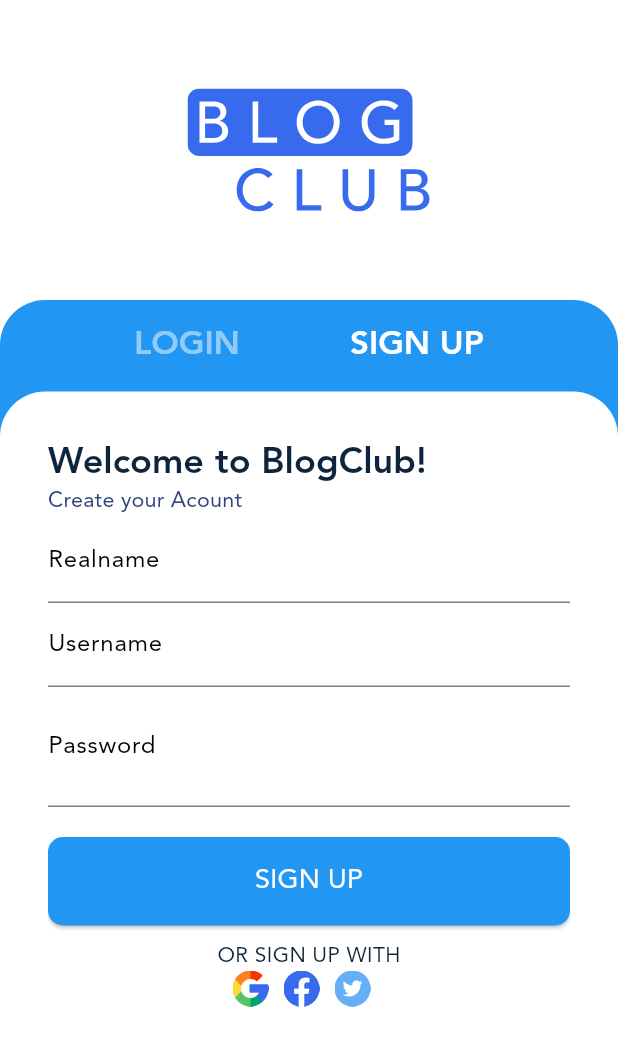
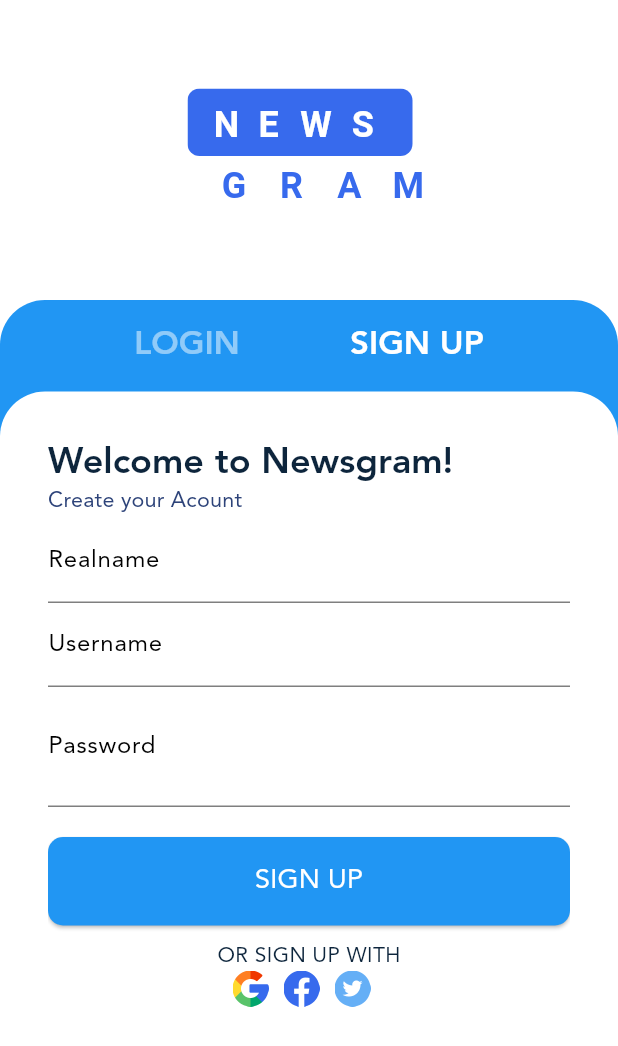
Before and after one commit to mparsa08/Newsgram, a Flutter app: the AuthScreen screen opened directly, after a tap on "SIGN UP", on a phone screen of 412 x 824 dp. Shown: the top 1046 px of the screen. Run offline on Flutter 3.47's test engine with Material 2 defaults, Android fonts, the phone set to English and light mode, and no system bars; our stand-ins replace carousel_slider, dotted_border, flutter_svg, get, smooth_page_indicator.

```diff
--- a/lib/data.dart
+++ b/lib/data.dart
@@ -145,15 +145,15 @@ class AppDatabase {
 
   static List<OnBoardingItem> get onBoardingItem {
     return [
-      OnBoardingItem("Welcome to BlogClub: Your Tech, News, and Chat Hub",
-          "Step into the vibrant realm of BlogClub! Immerse yourself in the latest technology updates, breaking news stories, and engaging conversations. Connect with fellow enthusiasts, share insights, and stay informed while enjoying seamless chatting. Your all-in-one destination for tech, news, and connection."),
-      OnBoardingItem("BlogClub Unleashed: Explore, Engage, Evolve",
-          "Unleash the power of knowledge with BlogClub! Embark on a journey through the world of technology and news. Stay updated with cutting-edge trends, stay informed with breaking news, and participate in dynamic discussions. Join us to elevate your tech, news, and chatting experience."),
-      OnBoardingItem("Join the BlogClub Revolution: Tech, News, Chat",
-          "Revolutionize your tech, news, and chatting experience with BlogClub! Dive into a space where technology meets news and meaningful conversations. Discover the latest innovations, catch up on global events, and connect with a community of like-minded individuals. The BlogClub revolution starts here."),
+      OnBoardingItem("Welcome to Newsgram: Your Tech, News, and Chat Hub",
+          "Step into the vibrant realm of Newsgram! Immerse yourself in the latest technology updates, breaking news stories, and engaging conversations. Connect with fellow enthusiasts, share insights, and stay informed while enjoying seamless chatting. Your all-in-one destination for tech, news, and connection."),
+      OnBoardingItem("Newsgram Unleashed: Explore, Engage, Evolve",
+          "Unleash the power of knowledge with Newsgram! Embark on a journey through the world of technology and news. Stay updated with cutting-edge trends, stay informed with breaking news, and participate in dynamic discussions. Join us to elevate your tech, news, and chatting experience."),
+      OnBoardingItem("Join the Newsgram Revolution: Tech, News, Chat",
+          "Revolutionize your tech, news, and chatting experience with Newsgram! Dive into a space where technology meets news and meaningful conversations. Discover the latest innovations, catch up on global events, and connect with a community of like-minded individuals. The Newsgram revolution starts here."),
       OnBoardingItem(
-          "BlogClub Connect: Where Tech Enthusiasts Meet News Explorers",
-          "Welcome to BlogClub Connect, where passions for tech, news, and connection converge. Immerse yourself in a world of tech innovations and breaking stories. Engage in insightful conversations, share your perspectives, and forge valuable connections. Join us in shaping the dialogue of technology and news."),
+          "Newsgram Connect: Where Tech Enthusiasts Meet News Explorers",
+          "Welcome to Newsgram Connect, where passions for tech, news, and connection converge. Immerse yourself in a world of tech innovations and breaking stories. Engage in insightful conversations, share your perspectives, and forge valuable connections. Join us in shaping the dialogue of technology and news."),
     ];
   }
 }
--- a/lib/main.dart
+++ b/lib/main.dart
@@ -1,7 +1,8 @@
-import 'package:chat_app/pages/myhomepage.dart';
 import 'package:flutter/material.dart';
 import 'package:flutter/services.dart';
 import 'package:get/get.dart';
+
+import 'pages/splashscreen.dart';
 
 void main() {
   SystemChrome.setSystemUIOverlayStyle(const SystemUiOverlayStyle(
@@ -107,8 +108,7 @@ class MyApp extends StatelessWidget {
           ),
         ),
       ),
-        home: MainPage()
-        // SplashScreen(),
+      home: const SplashScreen(),
     );
   }
 }
--- a/lib/pages/articlescreen.dart
+++ b/lib/pages/articlescreen.dart
@@ -13,6 +13,7 @@ class ArticleScreen extends StatelessWidget {
 
     return Scaffold(
       floatingActionButton: FloatingActionButton.extended(
+          heroTag: 'uniqueTag1',
           onPressed: () {},
           label: Row(
             crossAxisAlignment: CrossAxisAlignment.end,
--- a/lib/pages/auth.dart
+++ b/lib/pages/auth.dart
@@ -1,4 +1,5 @@
 import 'package:chat_app/gen/assets.gen.dart';
+import 'package:chat_app/pages/myhomepage.dart';
 import 'package:flutter/material.dart';
 import 'package:get/get.dart';
 
@@ -120,7 +121,7 @@ class _SignUp extends StatelessWidget {
         Row(
           children: [
             Text(
-              "Welcome to BlogClub!",
+              "Welcome to Newsgram!",
               style: themeData.textTheme.headlineMedium,
             ),
           ],
@@ -168,7 +169,9 @@ class _SignUp extends StatelessWidget {
           children: [
             Expanded(
               child: ElevatedButton(
-                onPressed: () {},
+                onPressed: () {
+                  Get.to(MainPage());
+                },
                 child: Text(
                   'SIGN UP',
                   style: themeData.textTheme.titleMedium!
@@ -251,7 +254,9 @@ class _Login extends StatelessWidget {
           children: [
             Expanded(
               child: ElevatedButton(
-                onPressed: () {},
+                onPressed: () {
+                  Get.off(() => MainPage());
+                },
                 child: Text(
                   'LOGIN',
                   style: themeData.textTheme.titleMedium!
--- a/lib/pages/myhomepage.dart
+++ b/lib/pages/myhomepage.dart
@@ -65,6 +65,7 @@ class MainPage extends StatelessWidget {
                 ),
               ),
               FloatingActionButton(
+                heroTag: 'uniqueTag2',
                 elevation: 0,
                 shape: const CircleBorder(
                   side: BorderSide(
```
Also changed, not shown: assets/img/icons/LOGO.svg. Lines whose indentation alone changed are shown as unchanged.
